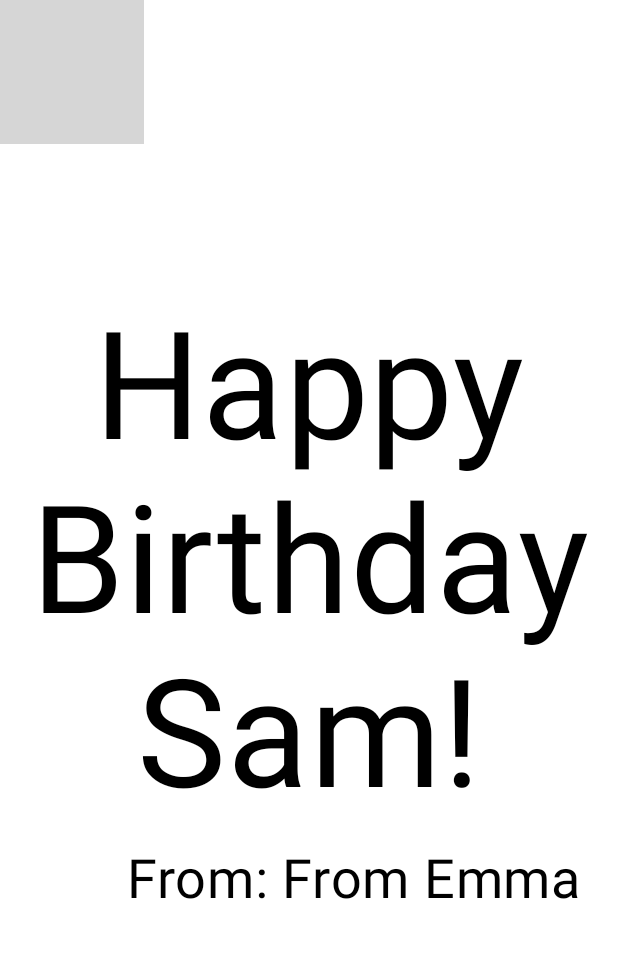
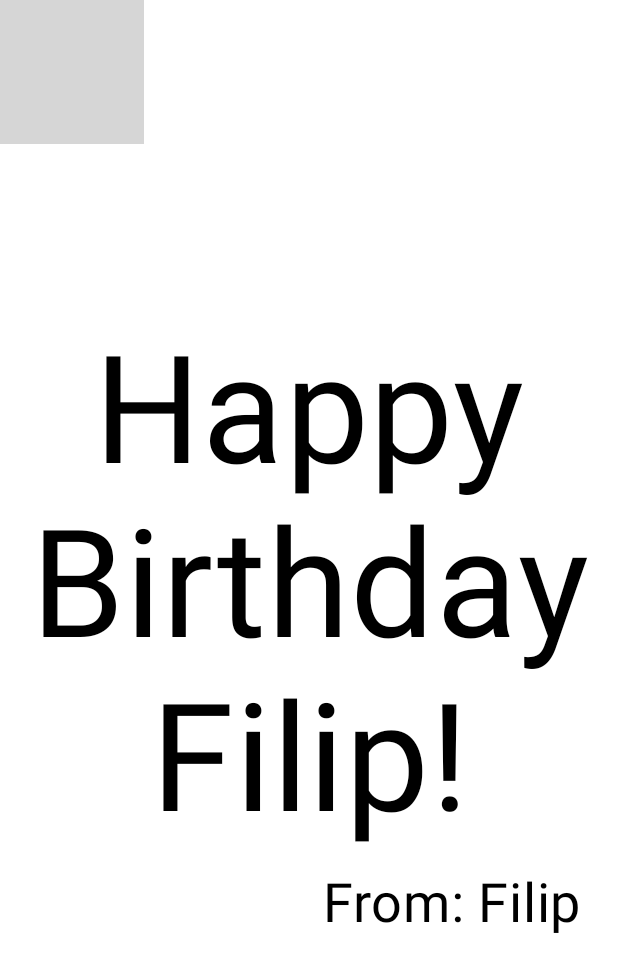
Before and after one commit to Kwiators/Android-courses, an Android app built with Jetpack Compose: the @Preview function BirthdayCardPreview, on a phone screen of 412 x 824 dp. Shown: the top 972 px of the screen. Run offline under Robolectric (Android 15) with nearby library versions, the phone set to English and light mode, and no system bars; grey boxes are pictures that could not be loaded.

Commit message:
finished version

```diff
--- a/Android-basicsc-with-Compose/Unit1-Yout-first-Android-app/HappyBirthday/app/src/main/java/com/example/happybirthday/MainActivity.kt
+++ b/Android-basicsc-with-Compose/Unit1-Yout-first-Android-app/HappyBirthday/app/src/main/java/com/example/happybirthday/MainActivity.kt
@@ -20,8 +20,11 @@ import androidx.compose.ui.unit.dp
 import androidx.compose.ui.unit.sp
 import com.example.happybirthday.ui.theme.HappyBirthdayTheme
 import androidx.compose.foundation.Image
+import androidx.compose.foundation.background
 import androidx.compose.foundation.layout.Box
+import androidx.compose.ui.graphics.Color
 import androidx.compose.ui.layout.ContentScale
+import androidx.compose.ui.res.stringResource
 
 class MainActivity : ComponentActivity() {
     override fun onCreate(savedInstanceState: Bundle?) {
@@ -34,8 +37,8 @@ class MainActivity : ComponentActivity() {
                     color = MaterialTheme.colorScheme.background
                 ) {
                     GreetingImage(
-                        message = "Happy Birthday Filip!",
-                        from = "Filip",
+                        message = stringResource(R.string.happy_birthday_text),
+                        from = stringResource(R.string.signature),
                         modifier = Modifier.padding(8.dp)
                     )
                 }
@@ -46,6 +49,7 @@ class MainActivity : ComponentActivity() {
 
 @Composable
 fun GreetingText(message: String, from: String, modifier: Modifier = Modifier) {
+    // Create a column so that texts don't overlap
     Column(
         verticalArrangement = Arrangement.Center,
         modifier = modifier
@@ -54,26 +58,30 @@ fun GreetingText(message: String, from: String, modifier: Modifier = Modifier) {
             text = message,
             fontSize = 100.sp,
             lineHeight = 116.sp,
-            textAlign = TextAlign.Center
+            textAlign = TextAlign.Center,
+            modifier = Modifier.padding(top = 16.dp)
         )
         Text(
             text = "From: $from",
             fontSize = 36.sp,
             modifier = Modifier
-                .padding(16.dp)
+                .padding(top = 16.dp)
+                .padding(end = 16.dp)
                 .align(alignment = Alignment.End)
+
         )
     }
 }
 
 @Composable
 fun GreetingImage(message: String, from: String, modifier: Modifier = Modifier) {
-    val image = painterResource(R.drawable.androidparty)
+    // Create a box to overlap image and texts
     Box(modifier) {
         Image(
-            painter = image,
+            painter = painterResource(id = R.drawable.androidparty),
             contentDescription = null,
-            ontentScale = ContentScale.Crop
+            contentScale = ContentScale.Crop,
+            alpha = 0.85F
         )
         GreetingText(
             message = message,
@@ -85,14 +93,13 @@ fun GreetingImage(message: String, from: String, modifier: Modifier = Modifier)
     }
 }
 
-
-@Preview(showBackground = true)
+@Preview(showBackground = false)
 @Composable
-fun BirthdayCardPreview() {
+private fun BirthdayCardPreview() {
     HappyBirthdayTheme {
         GreetingImage(
-            message = "Happy Birthday Sam!",
-            from = "From Emma"
+            stringResource(R.string.happy_birthday_text),
+            stringResource(R.string.signature)
         )
     }
 }
--- a/Android-basicsc-with-Compose/Unit1-Yout-first-Android-app/HappyBirthday/app/src/main/res/values/strings.xml
+++ b/Android-basicsc-with-Compose/Unit1-Yout-first-Android-app/HappyBirthday/app/src/main/res/values/strings.xml
@@ -1,3 +1,5 @@
 <resources>
-    <string name="app_name">Happy Birthday</string>
+    <string name="app_name">Birthday card</string>
+    <string name="happy_birthday_text">Happy Birthday Filip!</string>
+    <string name="signature">Filip</string>
 </resources>
```
